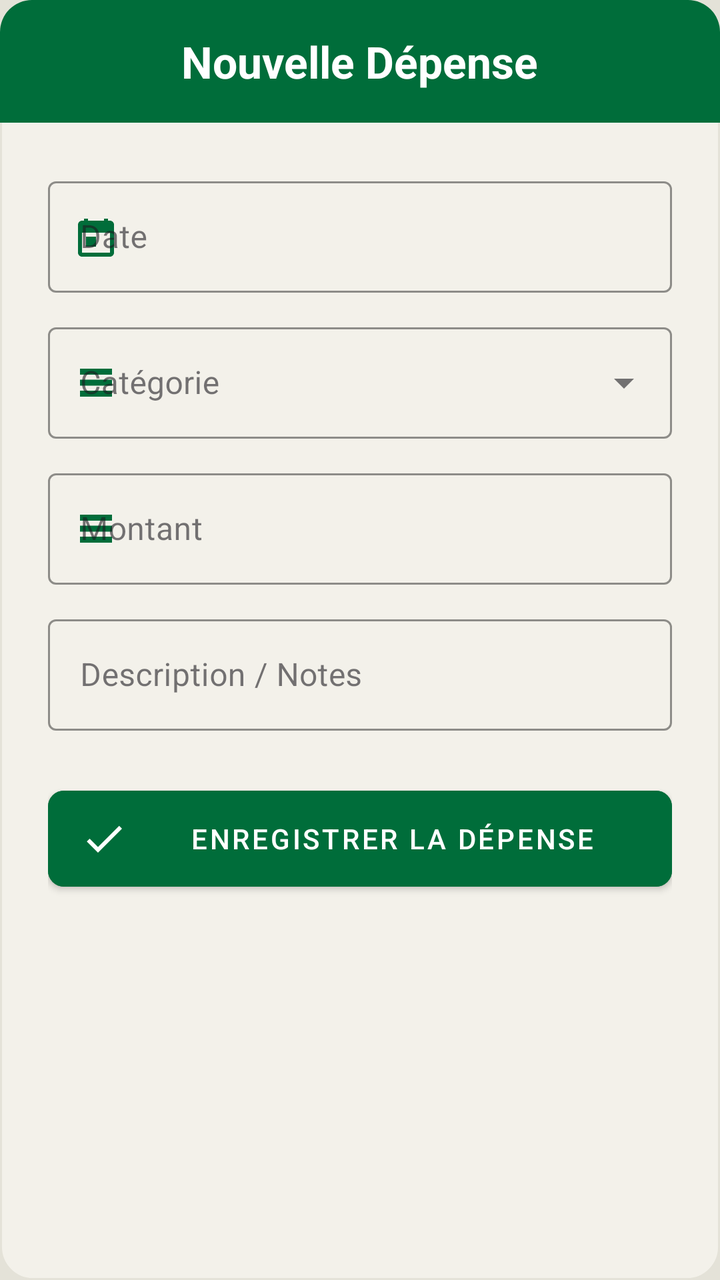
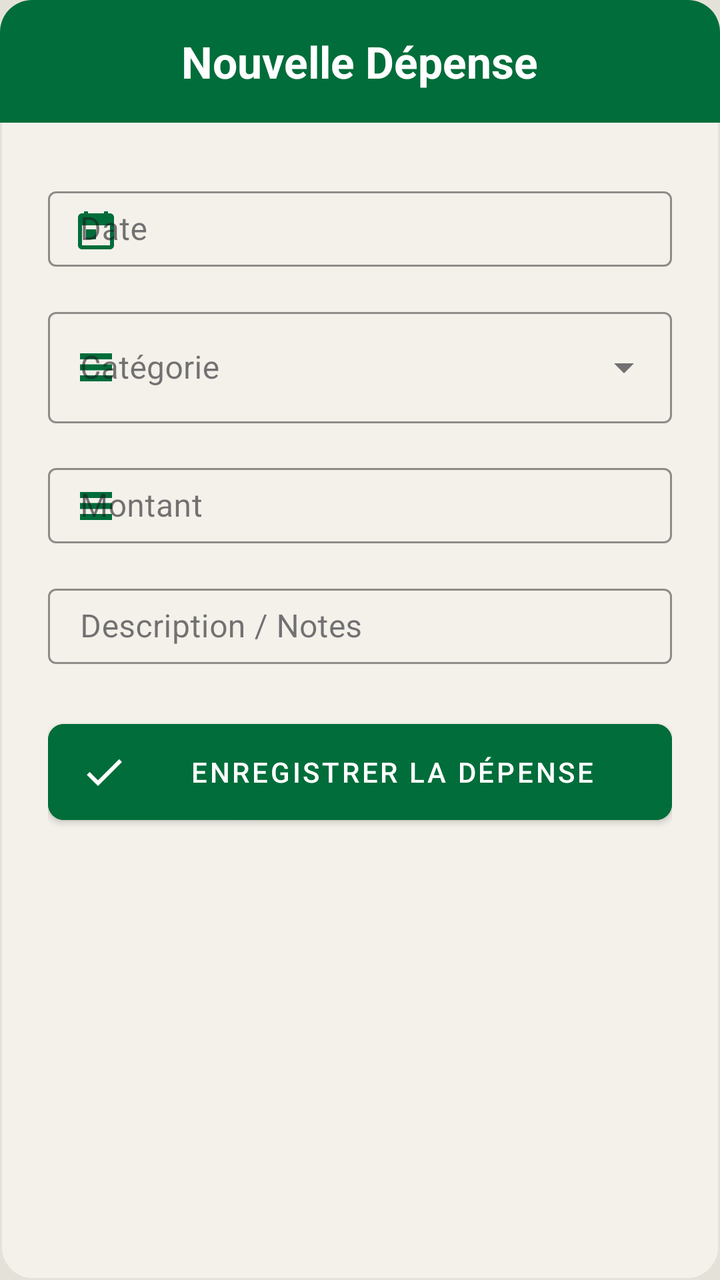

Two renders of the same Android screen: before a commit and after it. Below are the layout's source before the change and the commit's diff.
<!-- AndroidManifest.xml: application theme Theme.Poulailler_copilot -->
<!-- res/layout/dialog_add_expense.xml -->
<?xml version="1.0" encoding="utf-8"?>
<LinearLayout xmlns:android="http://schemas.android.com/apk/res/android"
    xmlns:app="http://schemas.android.com/apk/res-auto"
    android:layout_width="match_parent"
    android:layout_height="wrap_content"
    android:orientation="vertical"
    android:background="@drawable/bg_dialog_dark">

    <LinearLayout
        android:layout_width="match_parent"
        android:layout_height="wrap_content"
        android:background="@drawable/bg_dialog_header"
        android:padding="16dp"
        android:gravity="center">
        <TextView
            android:layout_width="wrap_content"
            android:layout_height="wrap_content"
            android:text="Nouvelle Dépense"
            android:textColor="@color/white"
            android:textSize="22sp"
            android:textStyle="bold"/>
    </LinearLayout>

    <LinearLayout
        android:layout_width="match_parent"
        android:layout_height="wrap_content"
        android:orientation="vertical"
        android:padding="24dp">

        <com.google.android.material.textfield.TextInputLayout
            android:id="@+id/tilDate"
            android:layout_width="match_parent"
            android:layout_height="wrap_content"
            android:hint="Date"
            style="@style/Widget.MaterialComponents.TextInputLayout.OutlinedBox"
            android:layout_marginBottom="12dp"
            app:hintTextColor="@color/text_secondary"
            app:boxStrokeColor="@color/primary"
            app:startIconDrawable="@drawable/ic_calendar"
            app:startIconTint="@color/primary">
            <com.google.android.material.textfield.TextInputEditText
                android:id="@+id/etExpenseDate"
                android:layout_width="match_parent"
                android:layout_height="wrap_content"
                android:focusable="false"
                android:clickable="true"
                android:textColor="@color/text_primary" />
        </com.google.android.material.textfield.TextInputLayout>

        <com.google.android.material.textfield.TextInputLayout
            android:layout_width="match_parent"
            android:layout_height="wrap_content"
            android:hint="Catégorie"
            style="@style/Widget.MaterialComponents.TextInputLayout.OutlinedBox.ExposedDropdownMenu"
            android:layout_marginBottom="12dp"
            app:hintTextColor="@color/text_secondary"
            app:boxStrokeColor="@color/primary"
            app:startIconDrawable="@drawable/ic_batches"
            app:startIconTint="@color/primary">
            <AutoCompleteTextView
                android:id="@+id/autoCompleteCategory"
                android:layout_width="match_parent"
                android:layout_height="wrap_content"
                android:inputType="none"
                android:textColor="@color/text_primary" />
        </com.google.android.material.textfield.TextInputLayout>

        <com.google.android.material.textfield.TextInputLayout
            android:id="@+id/tilSubCategory"
            android:layout_width="match_parent"
            android:layout_height="wrap_content"
            android:hint="Sous-catégorie"
            style="@style/Widget.MaterialComponents.TextInputLayout.OutlinedBox.ExposedDropdownMenu"
            android:layout_marginBottom="12dp"
            android:visibility="gone"
            app:hintTextColor="@color/text_secondary"
            app:boxStrokeColor="@color/primary"
            app:startIconDrawable="@drawable/ic_batches"
            app:startIconTint="@color/primary">
            <AutoCompleteTextView
                android:id="@+id/autoCompleteSubCategory"
                android:layout_width="match_parent"
                android:layout_height="wrap_content"
                android:inputType="none"
                android:textColor="@color/text_primary" />
        </com.google.android.material.textfield.TextInputLayout>

        <com.google.android.material.textfield.TextInputLayout
            android:id="@+id/tilQuantityKg"
            android:layout_width="match_parent"
            android:layout_height="wrap_content"
            android:hint="Quantité (kg)"
            style="@style/Widget.MaterialComponents.TextInputLayout.OutlinedBox"
            android:layout_marginBottom="12dp"
            android:visibility="gone"
            app:hintTextColor="@color/text_secondary"
            app:boxStrokeColor="@color/primary">
            <com.google.android.material.textfield.TextInputEditText
                android:id="@+id/etQuantityKg"
                android:layout_width="match_parent"
                android:layout_height="wrap_content"
                android:inputType="numberDecimal"
                android:textColor="@color/text_primary" />
        </com.google.android.material.textfield.TextInputLayout>

        <com.google.android.material.textfield.TextInputLayout
            android:id="@+id/tilAmount"
            android:layout_width="match_parent"
            android:layout_height="wrap_content"
            android:hint="Montant"
            style="@style/Widget.MaterialComponents.TextInputLayout.OutlinedBox"
            android:layout_marginBottom="12dp"
            app:hintTextColor="@color/text_secondary"
            app:boxStrokeColor="@color/primary"
            app:startIconDrawable="@drawable/ic_batches"
            app:startIconTint="@color/primary">
            <com.google.android.material.textfield.TextInputEditText
                android:id="@+id/etAmount"
                android:layout_width="match_parent"
                android:layout_height="wrap_content"
                android:inputType="numberDecimal"
                android:textColor="@color/text_primary" />
        </com.google.android.material.textfield.TextInputLayout>

        <com.google.android.material.textfield.TextInputLayout
            android:layout_width="match_parent"
            android:layout_height="wrap_content"
            android:hint="Description / Notes"
            style="@style/Widget.MaterialComponents.TextInputLayout.OutlinedBox"
            android:layout_marginBottom="24dp"
            app:hintTextColor="@color/text_secondary"
            app:boxStrokeColor="@color/primary">
            <com.google.android.material.textfield.TextInputEditText
                android:id="@+id/etDescription"
                android:layout_width="match_parent"
                android:layout_height="wrap_content"
                android:inputType="textLongMessage"
                android:textColor="@color/text_primary" />
        </com.google.android.material.textfield.TextInputLayout>

        <com.google.android.material.button.MaterialButton
            android:id="@+id/btnSaveExpense"
            android:layout_width="match_parent"
            android:layout_height="60dp"
            android:text="ENREGISTRER LA DÉPENSE"
            android:backgroundTint="@color/primary"
            android:textColor="@color/white"
            app:cornerRadius="8dp"
            app:icon="@drawable/ic_check"
            app:iconTint="@color/white" />
    </LinearLayout>
</LinearLayout>
<!-- resources referenced by this layout -->
<resources>
  <color name="primary">#006D3A</color>
  <color name="text_primary">#1C1B1F</color>
  <color name="text_secondary">#49454F</color>
  <color name="white">#FFFFFFFF</color>
  <!-- drawable bg_dialog_dark (drawable) -->
  <?xml version="1.0" encoding="utf-8"?>
  <shape xmlns:android="http://schemas.android.com/apk/res/android">
      <solid android:color="@color/surface" />
      <stroke
          android:width="1dp"
          android:color="@color/off_white" />
      <corners android:radius="16dp" />
  </shape>
  <!-- drawable bg_dialog_header (drawable) -->
  <?xml version="1.0" encoding="utf-8"?>
  <shape xmlns:android="http://schemas.android.com/apk/res/android">
      <solid android:color="@color/primary" />
      <corners
          android:topLeftRadius="16dp"
          android:topRightRadius="16dp" />
  </shape>
  <style name="Theme.Poulailler_copilot" parent="Theme.MaterialComponents.DayNight.NoActionBar">
          
          <item name="colorPrimary">@color/primary</item>
          <item name="colorPrimaryVariant">@color/primary_variant</item>
          <item name="colorOnPrimary">@color/white</item>
  
          
          <item name="colorSecondary">@color/secondary</item>
          <item name="colorSecondaryVariant">@color/secondary_variant</item>
          <item name="colorOnSecondary">@color/white</item>
  
          
          <item name="android:windowBackground">@color/background</item>
          <item name="colorSurface">@color/surface</item>
          <item name="colorOnSurface">@color/text_primary</item>
          <item name="colorOnSurfaceVariant">@color/text_secondary</item>
  
          
          <item name="android:textColorPrimary">@color/text_primary</item>
          <item name="android:textColorSecondary">@color/text_secondary</item>
  
          
          <item name="android:statusBarColor">?attr/colorPrimaryVariant</item>
  
          
          <item name="materialCardViewStyle">@style/Widget.App.CardView</item>
          <item name="shapeAppearanceLargeComponent">@style/ShapeAppearance.App.LargeComponent</item>
  
          
          <item name="materialAlertDialogTheme">@style/ThemeOverlay.App.MaterialAlertDialog</item>
          <item name="alertDialogTheme">@style/ThemeOverlay.App.MaterialAlertDialog</item>
      </style>
  <color name="surface">#F3F1EA</color>
  <color name="off_white">#E4E2D8</color>
  <color name="primary_variant">#004D22</color>
  <color name="secondary">#43A047</color>
  <color name="secondary_variant">#2E7D32</color>
  <color name="background">@color/off_white</color>
  <style name="Widget.App.CardView" parent="Widget.MaterialComponents.CardView">
          <item name="cardElevation">2dp</item>
          <item name="cardCornerRadius">16dp</item>
          <item name="cardBackgroundColor">@color/surface</item>
          <item name="strokeWidth">0dp</item>
      </style>
  <style name="ShapeAppearance.App.LargeComponent" parent="ShapeAppearance.MaterialComponents.LargeComponent">
          <item name="cornerFamily">rounded</item>
          <item name="cornerSize">16dp</item>
      </style>
  <style name="ThemeOverlay.App.MaterialAlertDialog" parent="ThemeOverlay.MaterialComponents.MaterialAlertDialog">
          <item name="colorSurface">@color/surface</item>
          <item name="colorOnSurface">@color/text_primary</item>
          <item name="android:textColorPrimary">@color/text_primary</item>
      </style>
  <!-- unchanged entries left out for length: 3 -->
</resources>

<!-- the commit's change to res/layout/dialog_add_expense.xml (unified diff, before → after) -->
@@ -32,13 +32,14 @@
             android:layout_width="match_parent"
             android:layout_height="wrap_content"
             android:hint="Date"
-            style="@style/Widget.MaterialComponents.TextInputLayout.OutlinedBox"
+            style="@style/Widget.MaterialComponents.TextInputLayout.OutlinedBox.Dense"
             android:layout_marginBottom="12dp"
             app:hintTextColor="@color/text_secondary"
             app:boxStrokeColor="@color/primary"
             app:startIconDrawable="@drawable/ic_calendar"
             app:startIconTint="@color/primary">
             <com.google.android.material.textfield.TextInputEditText
+        style="@style/Widget.App.TextInputEditText"
                 android:id="@+id/etExpenseDate"
                 android:layout_width="match_parent"
                 android:layout_height="wrap_content"
@@ -90,12 +91,13 @@
             android:layout_width="match_parent"
             android:layout_height="wrap_content"
             android:hint="Quantité (kg)"
-            style="@style/Widget.MaterialComponents.TextInputLayout.OutlinedBox"
+            style="@style/Widget.MaterialComponents.TextInputLayout.OutlinedBox.Dense"
             android:layout_marginBottom="12dp"
             android:visibility="gone"
             app:hintTextColor="@color/text_secondary"
             app:boxStrokeColor="@color/primary">
             <com.google.android.material.textfield.TextInputEditText
+        style="@style/Widget.App.TextInputEditText"
                 android:id="@+id/etQuantityKg"
                 android:layout_width="match_parent"
                 android:layout_height="wrap_content"
@@ -108,13 +110,14 @@
             android:layout_width="match_parent"
             android:layout_height="wrap_content"
             android:hint="Montant"
-            style="@style/Widget.MaterialComponents.TextInputLayout.OutlinedBox"
+            style="@style/Widget.MaterialComponents.TextInputLayout.OutlinedBox.Dense"
             android:layout_marginBottom="12dp"
             app:hintTextColor="@color/text_secondary"
             app:boxStrokeColor="@color/primary"
             app:startIconDrawable="@drawable/ic_batches"
             app:startIconTint="@color/primary">
             <com.google.android.material.textfield.TextInputEditText
+        style="@style/Widget.App.TextInputEditText"
                 android:id="@+id/etAmount"
                 android:layout_width="match_parent"
                 android:layout_height="wrap_content"
@@ -126,11 +129,12 @@
             android:layout_width="match_parent"
             android:layout_height="wrap_content"
             android:hint="Description / Notes"
-            style="@style/Widget.MaterialComponents.TextInputLayout.OutlinedBox"
+            style="@style/Widget.MaterialComponents.TextInputLayout.OutlinedBox.Dense"
             android:layout_marginBottom="24dp"
             app:hintTextColor="@color/text_secondary"
             app:boxStrokeColor="@color/primary">
             <com.google.android.material.textfield.TextInputEditText
+        style="@style/Widget.App.TextInputEditText"
                 android:id="@+id/etDescription"
                 android:layout_width="match_parent"
                 android:layout_height="wrap_content"
<!-- resource entries referenced after the edit -->
@@ -21,6 +21,11 @@
           android:topLeftRadius="16dp"
           android:topRightRadius="16dp" />
   </shape>
+  <style name="Widget.App.TextInputEditText" parent="Widget.MaterialComponents.TextInputEditText.OutlinedBox.Dense">
+          <item name="android:paddingTop">8dp</item>
+          <item name="android:paddingBottom">8dp</item>
+          <item name="android:minHeight">0dp</item>
+      </style>
   <style name="Theme.Poulailler_copilot" parent="Theme.MaterialComponents.DayNight.NoActionBar">
           
           <item name="colorPrimary">@color/primary</item>
@@ -50,6 +55,10 @@
           <item name="shapeAppearanceLargeComponent">@style/ShapeAppearance.App.LargeComponent</item>
   
           
+          <item name="editTextStyle">@style/Widget.App.TextInputEditText</item>
+          <item name="textInputStyle">@style/Widget.App.TextInputLayout</item>
+  
+          
           <item name="materialAlertDialogTheme">@style/ThemeOverlay.App.MaterialAlertDialog</item>
           <item name="alertDialogTheme">@style/ThemeOverlay.App.MaterialAlertDialog</item>
       </style>
@@ -69,6 +78,7 @@
           <item name="cornerFamily">rounded</item>
           <item name="cornerSize">16dp</item>
       </style>
+  <style name="Widget.App.TextInputLayout" parent="Widget.MaterialComponents.TextInputLayout.OutlinedBox.Dense" />
   <style name="ThemeOverlay.App.MaterialAlertDialog" parent="ThemeOverlay.MaterialComponents.MaterialAlertDialog">
           <item name="colorSurface">@color/surface</item>
           <item name="colorOnSurface">@color/text_primary</item>
